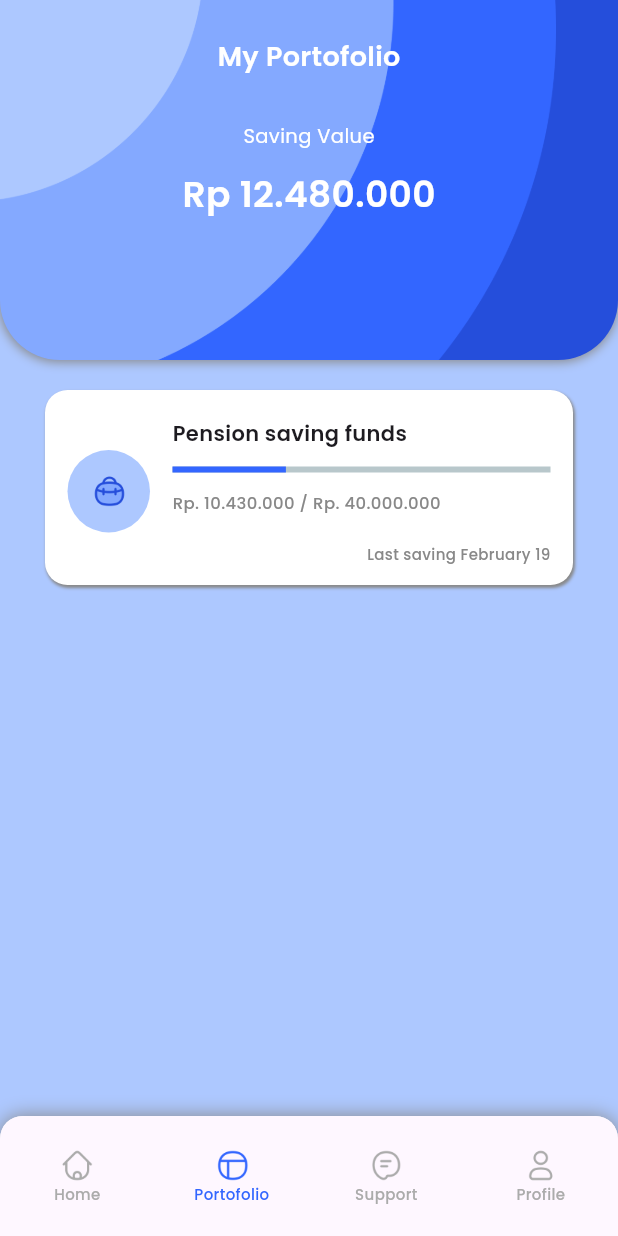
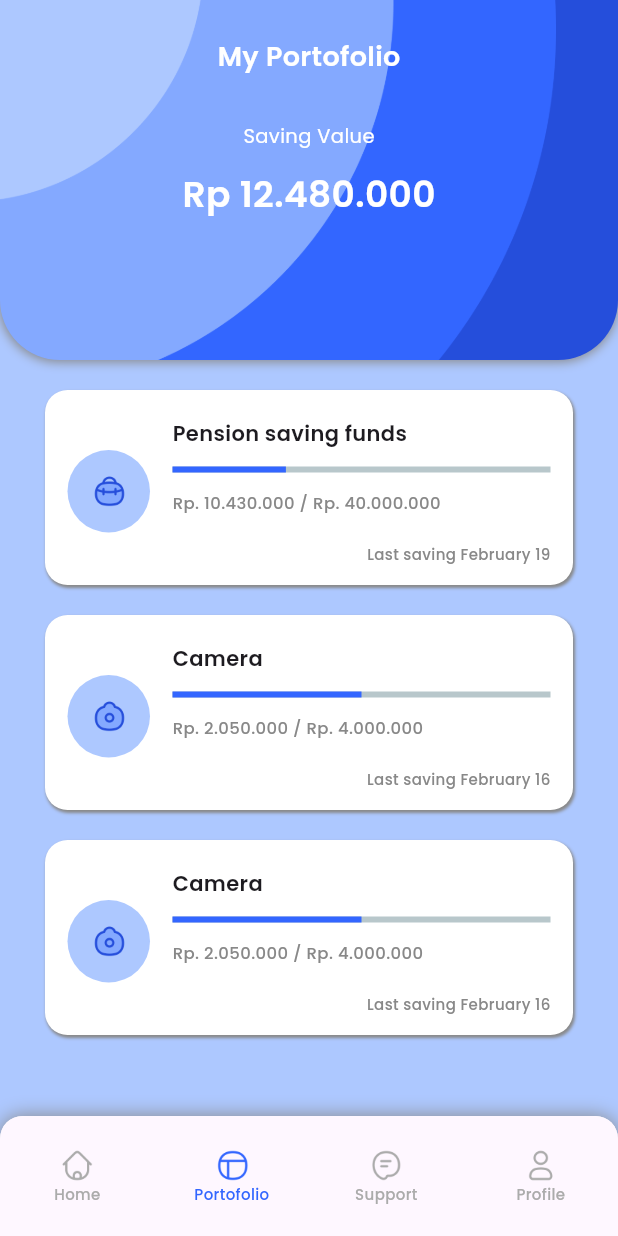
Before and after one commit to BKIlham/21102171_ti3_ppb2324-2, a Flutter app: the MainPage screen opened by its route, item 2 of the bottom bar chosen, on a phone screen of 412 x 824 dp. Run offline on Flutter 3.47's test engine with Material 3 defaults, Android fonts, the phone set to English and light mode, and no system bars; drawn by our look-alikes of percent_indicator; our stand-ins replace bloc, equatable, flutter_bloc, google_fonts.

Commit message:
52. Portfolio Page List Portfolio Part II

```diff
--- a/saving_app (Pertemuan 6-7)/saving_app/lib/pages/portofolio/portofolio_page.dart
+++ b/saving_app (Pertemuan 6-7)/saving_app/lib/pages/portofolio/portofolio_page.dart
@@ -60,7 +60,24 @@ class PortofolioPage extends StatelessWidget {
               ),
             ),
           ),
-          Container(
+          _portofolioCardList(
+              'assets/icons/pension.png',
+              'Pension saving funds',
+              0.3,
+              'Rp. 10.430.000 / Rp. 40.000.000',
+              'Last saving February 19'),
+          _portofolioCardList('assets/icons/camera.png', 'Camera', 0.5,
+              'Rp. 2.050.000 / Rp. 4.000.000', 'Last saving February 16'),
+          _portofolioCardList('assets/icons/camera.png', 'Camera', 0.5,
+              'Rp. 2.050.000 / Rp. 4.000.000', 'Last saving February 16'),
+        ],
+      ),
+    );
+  }
+
+  Widget _portofolioCardList(
+      String icon, String title, double percent, String amount, String time) {
+    return Container(
       margin: EdgeInsets.only(
         left: 30,
         right: 30,
@@ -91,7 +108,7 @@ class PortofolioPage extends StatelessWidget {
             child: CircleAvatar(
               backgroundColor: kTropicalBlue,
               child: Image.asset(
-                      'assets/icons/pension.png',
+                icon,
                 width: 24,
               ),
             ),
@@ -104,7 +121,7 @@ class PortofolioPage extends StatelessWidget {
               crossAxisAlignment: CrossAxisAlignment.start,
               children: [
                 Text(
-                        'Pension saving funds',
+                  title,
                   style: kSubtitle1,
                 ),
                 SizedBox(
@@ -113,14 +130,14 @@ class PortofolioPage extends StatelessWidget {
                 LinearPercentIndicator(
                   lineHeight: 4,
                   padding: EdgeInsets.symmetric(horizontal: 0),
-                        percent: 0.3,
+                  percent: percent,
                   progressColor: kBlueRibbon,
                 ),
                 SizedBox(
                   height: 12,
                 ),
                 Text(
-                        'Rp. 10.430.000 / Rp. 40.000.000',
+                  amount,
                   style: kBody2.copyWith(
                     color: kGrey,
                   ),
@@ -129,7 +146,7 @@ class PortofolioPage extends StatelessWidget {
                 Align(
                   alignment: Alignment.bottomRight,
                   child: Text(
-                          'Last saving February 19',
+                    time,
                     style: kCaption.copyWith(
                       color: kGrey,
                     ),
@@ -140,9 +157,6 @@ class PortofolioPage extends StatelessWidget {
           ),
         ],
       ),
-          ),
-        ],
-      ),
     );
   }
 }
```
Lines whose indentation alone changed are shown as unchanged.
